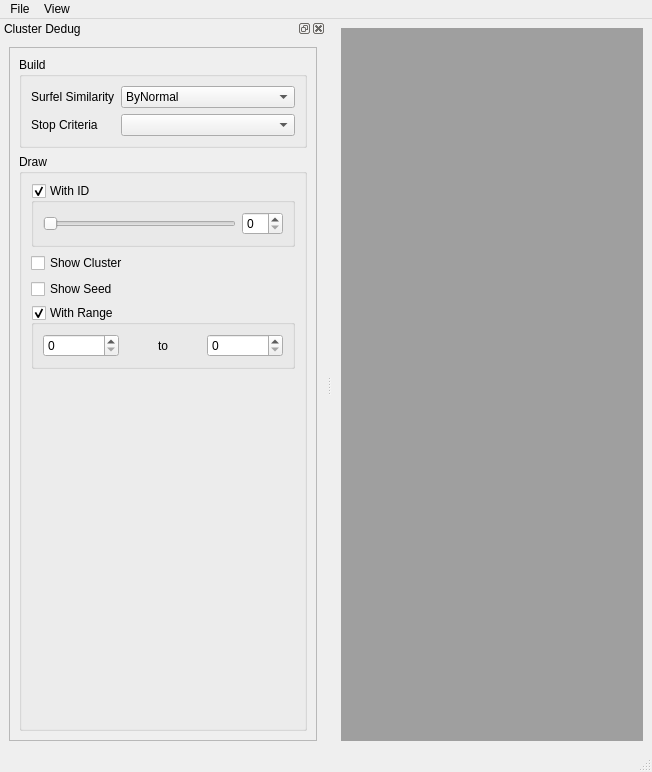
First picture: the form in lodpbr/Qt/UI/lodpbr.ui, repository duststorm/lodpbr, before the edit.
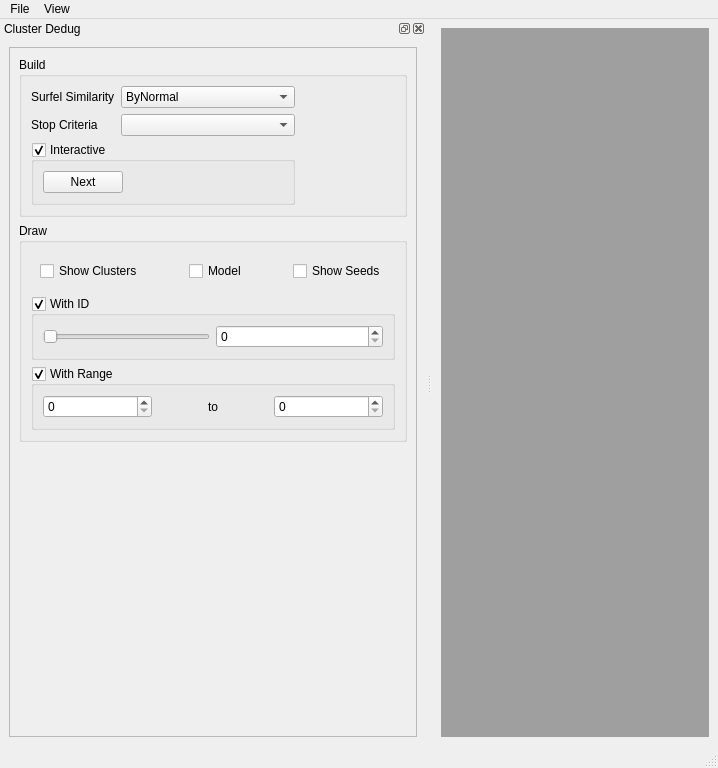
Second picture: the form after the edit.

```diff
--- a/lodpbr/Qt/UI/lodpbr.ui
+++ b/lodpbr/Qt/UI/lodpbr.ui
@@ -1,48 +1,48 @@
 <ui version="4.0" >
  <class>MainWindow</class>
- <widget class="QMainWindow" name="MainWindow" >
-  <property name="geometry" >
+ <widget class="QMainWindow" name="MainWindow">
+  <property name="geometry">
    <rect>
     <x>0</x>
     <y>0</y>
-    <width>652</width>
-    <height>772</height>
+    <width>718</width>
+    <height>768</height>
    </rect>
   </property>
   <property name="windowTitle" >
    <string>MainWindow</string>
   </property>
-  <widget class="QWidget" name="centralwidget" >
-   <layout class="QVBoxLayout" name="verticalLayout" >
+  <widget class="QWidget" name="centralwidget">
+   <layout class="QHBoxLayout" name="horizontalLayout_3">
     <item>
-     <widget class="QMdiArea" name="mdiArea" />
+     <widget class="QMdiArea" name="mdiArea"/>
     </item>
    </layout>
   </widget>
-  <widget class="QMenuBar" name="menubar" >
-   <property name="geometry" >
+  <widget class="QMenuBar" name="menubar">
+   <property name="geometry">
     <rect>
      <x>0</x>
      <y>0</y>
-     <width>652</width>
-     <height>27</height>
+     <width>718</width>
+     <height>25</height>
     </rect>
    </property>
-   <widget class="QMenu" name="menuFile" >
-    <property name="title" >
+   <widget class="QMenu" name="menuFile">
+    <property name="title">
      <string>File</string>
     </property>
     <addaction name="action_Open_File" />
    </widget>
-   <widget class="QMenu" name="menuView" >
-    <property name="title" >
+   <widget class="QMenu" name="menuView">
+    <property name="title">
      <string>View</string>
     </property>
     <addaction name="action_Full_Screen" />
     <addaction name="action_Cluster_Debug" />
    </widget>
-   <addaction name="menuFile" />
-   <addaction name="menuView" />
+   <addaction name="menuFile"/>
+   <addaction name="menuView"/>
   </widget>
   <widget class="QStatusBar" name="statusbar" />
   <widget class="QDockWidget" name="dockWidgetCluster" >
@@ -55,7 +55,16 @@
      <verstretch>0</verstretch>
     </sizepolicy>
    </property>
-   <property name="layoutDirection" >
+   <property name="minimumSize">
+    <size>
+     <width>393</width>
+     <height>498</height>
+    </size>
+   </property>
+   <property name="acceptDrops">
+    <bool>true</bool>
+   </property>
+   <property name="layoutDirection">
     <enum>Qt::LeftToRight</enum>
    </property>
    <property name="allowedAreas" >
@@ -67,12 +76,12 @@
    <attribute name="dockWidgetArea" >
     <number>1</number>
    </attribute>
-   <widget class="QWidget" name="dockWidgetContents_3" >
-    <layout class="QGridLayout" name="gridLayoutDockCluster" >
-     <item row="0" column="0" >
-      <widget class="QFrame" name="frame" >
-       <property name="sizePolicy" >
-        <sizepolicy vsizetype="MinimumExpanding" hsizetype="MinimumExpanding" >
+   <widget class="QWidget" name="dockWidgetContents_3">
+    <layout class="QGridLayout" name="gridLayoutDockCluster">
+     <item row="0" column="0">
+      <widget class="QFrame" name="frame">
+       <property name="sizePolicy">
+        <sizepolicy hsizetype="Preferred" vsizetype="MinimumExpanding">
          <horstretch>0</horstretch>
          <verstretch>0</verstretch>
         </sizepolicy>
@@ -89,9 +98,48 @@
           <property name="title" >
            <string>Build</string>
           </property>
-          <layout class="QGridLayout" name="gridLayout" >
-           <item row="0" column="1" >
-            <widget class="QComboBox" name="comboBox" >
+          <layout class="QGridLayout" name="gridLayout">
+           <item row="2" column="0" colspan="2">
+            <widget class="QGroupBox" name="groupBoxCluster_BuildInteractive">
+             <property name="title">
+              <string>Interactive</string>
+             </property>
+             <property name="flat">
+              <bool>false</bool>
+             </property>
+             <property name="checkable">
+              <bool>true</bool>
+             </property>
+             <layout class="QFormLayout" name="formLayout">
+              <item row="0" column="0">
+               <widget class="QPushButton" name="pushButton">
+                <property name="text">
+                 <string>Next</string>
+                </property>
+               </widget>
+              </item>
+             </layout>
+            </widget>
+           </item>
+           <item row="1" column="0">
+            <widget class="QLabel" name="labelCluster_StopCriteria">
+             <property name="text">
+              <string>Stop Criteria</string>
+             </property>
+            </widget>
+           </item>
+           <item row="1" column="1">
+            <widget class="QComboBox" name="comboBoxCluster_BuildStopCriteria"/>
+           </item>
+           <item row="0" column="0">
+            <widget class="QLabel" name="labelCluster_SurfelSimilarity">
+             <property name="text">
+              <string>Surfel Similarity</string>
+             </property>
+            </widget>
+           </item>
+           <item row="0" column="1">
+            <widget class="QComboBox" name="comboBoxCluster_BuildSurfelSimilarity">
              <item>
               <property name="text" >
                <string>ByNormal</string>
@@ -109,22 +157,31 @@
              </item>
             </widget>
            </item>
-           <item row="0" column="0" >
-            <widget class="QLabel" name="label_2" >
-             <property name="text" >
-              <string>Surfel Similarity</string>
+           <item row="0" column="2">
+            <spacer name="horizontalSpacer">
+             <property name="orientation">
+              <enum>Qt::Horizontal</enum>
              </property>
-            </widget>
-           </item>
-           <item row="1" column="0" >
-            <widget class="QLabel" name="label_3" >
-             <property name="text" >
-              <string>Stop Criteria</string>
+             <property name="sizeHint" stdset="0">
+              <size>
+               <width>40</width>
+               <height>20</height>
+              </size>
              </property>
-            </widget>
+            </spacer>
            </item>
-           <item row="1" column="1" >
-            <widget class="QComboBox" name="comboBox_2" />
+           <item row="1" column="2">
+            <spacer name="horizontalSpacer_2">
+             <property name="orientation">
+              <enum>Qt::Horizontal</enum>
+             </property>
+             <property name="sizeHint" stdset="0">
+              <size>
+               <width>40</width>
+               <height>20</height>
+              </size>
+             </property>
+            </spacer>
            </item>
           </layout>
          </widget>
@@ -134,22 +191,115 @@
           <property name="title" >
            <string>Draw</string>
           </property>
-          <layout class="QGridLayout" name="gridLayout_3" >
-           <item row="3" column="0" >
-            <widget class="QGroupBox" name="groupBox_5" >
-             <property name="title" >
+          <layout class="QGridLayout" name="gridLayout_3">
+           <item row="1" column="0">
+            <widget class="QFrame" name="frameCluster_Show">
+             <property name="frameShape">
+              <enum>QFrame::NoFrame</enum>
+             </property>
+             <property name="frameShadow">
+              <enum>QFrame::Plain</enum>
+             </property>
+             <layout class="QHBoxLayout" name="horizontalLayout_Cluster_Show">
+              <item>
+               <widget class="QCheckBox" name="checkBoxCluster_ShowCluster">
+                <property name="text">
+                 <string>Show Clusters</string>
+                </property>
+               </widget>
+              </item>
+              <item>
+               <spacer name="horizontalSpacer_3">
+                <property name="orientation">
+                 <enum>Qt::Horizontal</enum>
+                </property>
+                <property name="sizeHint" stdset="0">
+                 <size>
+                  <width>40</width>
+                  <height>20</height>
+                 </size>
+                </property>
+               </spacer>
+              </item>
+              <item>
+               <widget class="QCheckBox" name="checkBox">
+                <property name="text">
+                 <string>Model</string>
+                </property>
+               </widget>
+              </item>
+              <item>
+               <spacer name="horizontalSpacer_4">
+                <property name="orientation">
+                 <enum>Qt::Horizontal</enum>
+                </property>
+                <property name="sizeHint" stdset="0">
+                 <size>
+                  <width>40</width>
+                  <height>20</height>
+                 </size>
+                </property>
+               </spacer>
+              </item>
+              <item>
+               <widget class="QCheckBox" name="checkBoxCluster_ShowSeed">
+                <property name="text">
+                 <string>Show Seeds</string>
+                </property>
+               </widget>
+              </item>
+             </layout>
+            </widget>
+           </item>
+           <item row="2" column="0">
+            <widget class="QGroupBox" name="groupBoxCluster_DrawClusterWithID">
+             <property name="title">
+              <string>With ID</string>
+             </property>
+             <property name="checkable">
+              <bool>true</bool>
+             </property>
+             <layout class="QHBoxLayout" name="horizontalLayout">
+              <item>
+               <widget class="QSlider" name="horizontalSliderCluster_DrawClusterWithID">
+                <property name="sizePolicy">
+                 <sizepolicy hsizetype="Minimum" vsizetype="Fixed">
+                  <horstretch>0</horstretch>
+                  <verstretch>0</verstretch>
+                 </sizepolicy>
+                </property>
+                <property name="orientation">
+                 <enum>Qt::Horizontal</enum>
+                </property>
+               </widget>
+              </item>
+              <item>
+               <widget class="QSpinBox" name="spinBoxCluster_DrawClusterWithID"/>
+              </item>
+             </layout>
+            </widget>
+           </item>
+           <item row="5" column="0">
+            <widget class="QGroupBox" name="groupBoxCluster_DrawWithRange">
+             <property name="title">
               <string>With Range</string>
              </property>
-             <property name="checkable" >
+             <property name="checkable">
               <bool>true</bool>
              </property>
-             <layout class="QHBoxLayout" name="horizontalLayout_2" >
+             <layout class="QHBoxLayout" name="horizontalLayout_2">
               <item>
                <widget class="QSpinBox" name="spinBox_2" />
               </item>
               <item>
-               <widget class="QLabel" name="label" >
-                <property name="text" >
+               <widget class="QLabel" name="label">
+                <property name="sizePolicy">
+                 <sizepolicy hsizetype="Minimum" vsizetype="Preferred">
+                  <horstretch>0</horstretch>
+                  <verstretch>0</verstretch>
+                 </sizepolicy>
+                </property>
+                <property name="text">
                  <string>to</string>
                 </property>
                 <property name="alignment" >
@@ -179,58 +329,22 @@
              </layout>
             </widget>
            </item>
-           <item row="2" column="0" >
-            <widget class="QCheckBox" name="checkBox" >
-             <property name="text" >
-              <string>Show Seed</string>
-             </property>
-            </widget>
-           </item>
-           <item row="1" column="0" >
-            <widget class="QCheckBox" name="checkBox_2" >
-             <property name="text" >
-              <string>Show Cluster</string>
-             </property>
-            </widget>
-           </item>
-           <item row="0" column="0" >
-            <widget class="QGroupBox" name="groupBoxCluster_DrawClusterWithID" >
-             <property name="title" >
-              <string>With ID</string>
-             </property>
-             <property name="checkable" >
-              <bool>true</bool>
-             </property>
-             <layout class="QHBoxLayout" name="horizontalLayout" >
-              <item>
-               <widget class="QSlider" name="horizontalSlider_DrawClusterWithID" >
-                <property name="orientation" >
-                 <enum>Qt::Horizontal</enum>
-                </property>
-               </widget>
-              </item>
-              <item>
-               <widget class="QSpinBox" name="spinBox" />
-              </item>
-             </layout>
-            </widget>
-           </item>
-           <item row="4" column="0" >
-            <spacer name="verticalSpacer" >
-             <property name="orientation" >
-              <enum>Qt::Vertical</enum>
-             </property>
-             <property name="sizeHint" stdset="0" >
-              <size>
-               <width>20</width>
-               <height>40</height>
-              </size>
-             </property>
-            </spacer>
-           </item>
           </layout>
          </widget>
         </item>
+        <item>
+         <spacer name="verticalSpacer">
+          <property name="orientation">
+           <enum>Qt::Vertical</enum>
+          </property>
+          <property name="sizeHint" stdset="0">
+           <size>
+            <width>20</width>
+            <height>40</height>
+           </size>
+          </property>
+         </spacer>
+        </item>
        </layout>
       </widget>
      </item>
```
Left out of the diff: 77 changed lines with no effect on the pictures.
